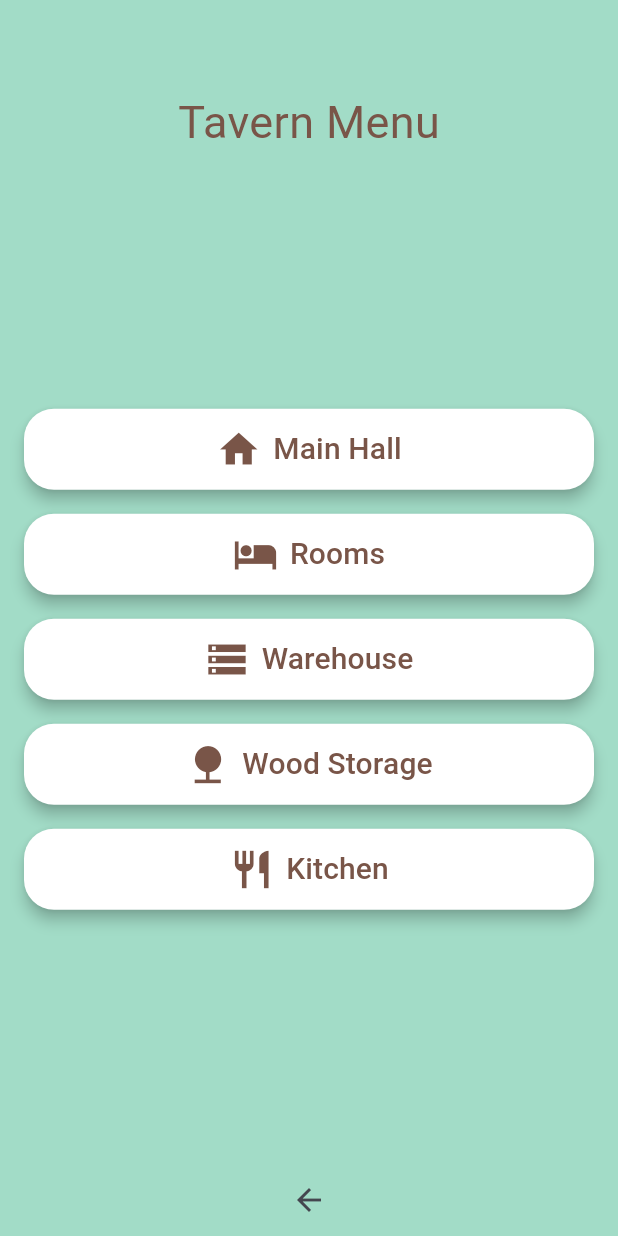
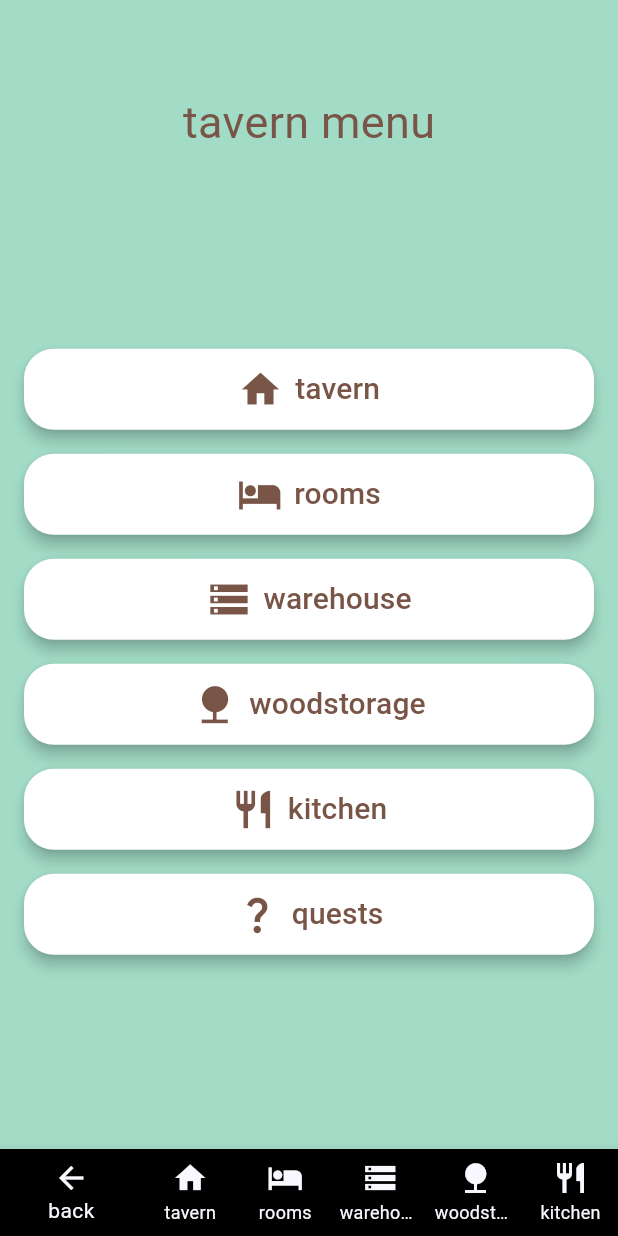
Before and after one commit to ihashand/Idle_Tavern_Rpg, a Flutter app: the screen it shows after launch, after a tap on "Play", on a phone screen of 412 x 824 dp. Run offline on Flutter 3.47's test engine with Material 2 defaults, Android fonts, the phone set to English and light mode, and no system bars; our stand-ins replace audioplayers, easy_localization, firebase_core, go_router, google_mobile_ads, in_app_purchase and 1 more; missing offline and left inert: games_services; accounts and stored records are empty; Roboto replaces fonts that are missing (Aceking).

Commit message:
Main tavern screen (#10)
Major changes to town menu
Added queests screen

```diff
--- a/assets/translations/pl.json
+++ b/assets/translations/pl.json
@@ -1,4 +1,12 @@
 {
   "play": "Graj",
-  "language": "Język"
+  "language": "Język",
+  "tavern": "Tawerna",
+  "rooms": "Izby",
+  "warehouse": "Magazyn",
+  "woodstorage": "Drwal",
+  "kitchen": "Kuchnia",
+  "back": "Cofnij",
+  "tavern menu": "Menu tawerny",
+  "quests": "Zadania"
 }
--- a/lib/main.dart
+++ b/lib/main.dart
@@ -1,5 +1,4 @@
 import 'dart:developer' as dev;
-
 import 'package:flutter/material.dart';
 import 'package:flutter/services.dart';
 import 'package:game_template/constants/settings.dart';
@@ -8,13 +7,12 @@ import 'package:go_router/go_router.dart';
 import 'package:logging/logging.dart';
 import 'package:provider/provider.dart';
 import 'package:easy_localization/easy_localization.dart';
-
 import 'src/ads/ads_controller.dart';
 import 'src/app_lifecycle/app_lifecycle.dart';
 import 'src/audio/audio_controller.dart';
 import 'src/games_services/games_services.dart';
 import 'src/in_app_purchase/in_app_purchase.dart';
-import 'src/tavern_interior/tavern_interior_screen.dart';
+import 'src/town_menu/town_menu_screen.dart';
 import 'src/main_menu/main_menu_screen.dart';
 import 'src/settings/persistence/local_storage_settings_persistence.dart';
 import 'src/settings/persistence/settings_persistence.dart';
@@ -137,7 +135,7 @@ class MyApp extends StatelessWidget {
                 }
                 return buildMyTransition<void>(
                   key: ValueKey('play'),
-                  child: const TavernInteriorScreen(
+                  child: const TownMenuScreen(
                     key: Key('level selection'),
                   ),
                   color: context.watch<Palette>().backgroundLevelSelection,
--- a/lib/src/playable_screens/kitchen_screen.dart
+++ b/lib/src/playable_screens/kitchen_screen.dart
@@ -22,6 +22,8 @@ class Ingredient {
 }
 
 class KitchenScreen extends StatefulWidget {
+  const KitchenScreen({super.key});
+
   @override
   _KitchenScreenState createState() => _KitchenScreenState();
 }
--- a/lib/src/playable_screens/main_hall_screen.dart
+++ b/lib/src/playable_screens/tavern_screen.dart
@@ -1,6 +1,6 @@
 import 'package:flutter/material.dart';
 
-class MainHallScreen extends StatelessWidget {
+class TavernScreen extends StatelessWidget {
   @override
   Widget build(BuildContext context) {
     return Scaffold(
--- a/lib/src/tavern_interior/tavern_interior_screen.dart
+++ /dev/null
@@ -1,98 +0,0 @@
-import 'package:flutter/material.dart';
-
-import '../playable_screens/main_hall_screen.dart';
-import '../playable_screens/rooms_screen.dart';
-import '../playable_screens/warehouse_screen.dart';
-import '../playable_screens/wood_storage_screen.dart';
-import '../playable_screens/kitchen_screen.dart';
-
-class TavernInteriorScreen extends StatelessWidget {
-  const TavernInteriorScreen({Key? key}) : super(key: key);
-
-  @override
-  Widget build(BuildContext context) {
-    return Scaffold(
-      backgroundColor: Colors.transparent, // Transparent background
-      body: Column(
-        mainAxisAlignment: MainAxisAlignment.center,
-        crossAxisAlignment: CrossAxisAlignment.center,
-        children: [
-          Padding(
-            padding: EdgeInsets.only(top: 60, left: 16, right: 16),
-            child: Center(
-              child: Text(
-                'Tavern Menu',
-                style: TextStyle(
-                  fontSize: 30,
-                  color: Colors.brown, // Text color to match the medieval theme
-                ),
-              ),
-            ),
-          ),
-          Expanded(
-            child: Column(
-              mainAxisAlignment: MainAxisAlignment.center,
-              crossAxisAlignment: CrossAxisAlignment.stretch,
-              children: [
-                _buildMenuItem(
-                    context, 'Main Hall', Icons.home, MainHallScreen()),
-                _buildMenuItem(context, 'Rooms', Icons.hotel, RoomsScreen()),
-                _buildMenuItem(
-                    context, 'Warehouse', Icons.storage, WarehouseScreen()),
-                _buildMenuItem(
-                    context, 'Wood Storage', Icons.nature, WoodStorageScreen()),
-                _buildMenuItem(
-                    context, 'Kitchen', Icons.restaurant, KitchenScreen()),
-              ],
-            ),
-          ),
-          IconButton(
-            icon: Icon(Icons.arrow_back),
-            onPressed: () {
-              Navigator.pop(context); // Powrót do poprzedniego ekranu
-            },
-          ),
-        ],
-      ),
-    );
-  }
-
-  Widget _buildMenuItem(
-      BuildContext context, String title, IconData icon, Widget screen) {
-    return Padding(
-      padding: const EdgeInsets.symmetric(vertical: 8, horizontal: 16),
-      child: ElevatedButton.icon(
-        onPressed: () {
-          // Navigate to the respective screen
-          Navigator.push(
-            context,
-            MaterialPageRoute(builder: (context) => screen),
-          );
-        },
-        icon: Icon(
-          icon,
-          size: 30,
-          color: Colors.brown,
-        ),
-        label: Text(
-          title,
-          style: TextStyle(
-            fontFamily: 'Aceking',
-            fontSize: 20,
-            color: Colors.brown,
-          ),
-        ),
-        style: ButtonStyle(
-          backgroundColor: MaterialStateProperty.all(Colors.white),
-          elevation: MaterialStateProperty.all(4),
-          padding: MaterialStateProperty.all(EdgeInsets.all(12)),
-          shape: MaterialStateProperty.all(
-            RoundedRectangleBorder(
-              borderRadius: BorderRadius.circular(20.0),
-            ),
-          ),
-        ),
-      ),
-    );
-  }
-}
--- /dev/null
+++ b/lib/src/town_menu/town_menu_screen.dart
@@ -0,0 +1,179 @@
+import 'package:easy_localization/easy_localization.dart';
+import 'package:flutter/material.dart';
+import 'package:game_template/src/playable_screens/quests_screen.dart';
+import '../playable_screens/tavern_screen.dart';
+import '../playable_screens/rooms_screen.dart';
+import '../playable_screens/warehouse_screen.dart';
+import '../playable_screens/wood_storage_screen.dart';
+import '../playable_screens/kitchen_screen.dart';
+
+class TownMenuScreen extends StatefulWidget {
+  const TownMenuScreen({Key? key}) : super(key: key);
+
+  @override
+  _TownMenuScreenState createState() => _TownMenuScreenState();
+}
+
+class _TownMenuScreenState extends State<TownMenuScreen> {
+  int _selectedIndex = 0;
+
+  @override
+  Widget build(BuildContext context) {
+    return Scaffold(
+      backgroundColor: Colors.transparent, // Transparent background
+      body: Column(
+        mainAxisAlignment: MainAxisAlignment.center,
+        crossAxisAlignment: CrossAxisAlignment.center,
+        children: [
+          Padding(
+            padding: EdgeInsets.only(top: 60, left: 16, right: 16),
+            child: Center(
+              child: Text(
+                'tavern menu'.tr(),
+                style: TextStyle(
+                  fontSize: 30,
+                  color: Colors.brown, // Text color to match the medieval theme
+                ),
+              ),
+            ),
+          ),
+          Expanded(
+            child: Column(
+              mainAxisAlignment: MainAxisAlignment.center,
+              crossAxisAlignment: CrossAxisAlignment.stretch,
+              children: [
+                _buildMenuItem(
+                    context, 'tavern'.tr(), Icons.home, 0, TavernScreen()),
+                _buildMenuItem(
+                    context, 'rooms'.tr(), Icons.hotel, 1, RoomsScreen()),
+                _buildMenuItem(context, 'warehouse'.tr(), Icons.storage, 2,
+                    WarehouseScreen()),
+                _buildMenuItem(context, 'woodstorage'.tr(), Icons.nature, 3,
+                    WoodStorageScreen()),
+                _buildMenuItem(context, 'kitchen'.tr(), Icons.restaurant, 4,
+                    KitchenScreen()),
+                _buildMenuItem(context, 'quests'.tr(), Icons.question_mark, 5,
+                    QuestsScreen()),
+              ],
+            ),
+          ),
+        ],
+      ),
+
+      bottomNavigationBar: BottomNavigationBar(
+        items: <BottomNavigationBarItem>[
+          BottomNavigationBarItem(
+            backgroundColor:
+                Colors.black, // Set background for bootomnavigationbar
+            icon: Icon(Icons.arrow_back),
+            label: 'back'.tr(),
+          ),
+          BottomNavigationBarItem(
+            icon: Icon(Icons.home),
+            label: 'tavern'.tr(),
+          ),
+          BottomNavigationBarItem(
+            icon: Icon(Icons.hotel),
+            label: 'rooms'.tr(),
+          ),
+          BottomNavigationBarItem(
+            icon: Icon(Icons.storage),
+            label: 'warehouse'.tr(),
+          ),
+          BottomNavigationBarItem(
+            icon: Icon(Icons.nature),
+            label: 'woodstorage'.tr(),
+          ),
+          BottomNavigationBarItem(
+            icon: Icon(Icons.restaurant),
+            label: 'kitchen'.tr(),
+          ),
+        ],
+        currentIndex: _selectedIndex,
+        showSelectedLabels: true,
+        showUnselectedLabels: true,
+        onTap: (int index) {
+          setState(() {
+            _selectedIndex = index;
+          });
+          if (index == 0) {
+            // If "Back" is selected, use Navigator.pop to return to the previous screen.
+            Navigator.pop(context);
+          } else {
+            // Otherwise, use Navigator.push to go to a new screen.
+            switch (index) {
+              case 1:
+                Navigator.push(
+                  context,
+                  MaterialPageRoute(builder: (context) => TavernScreen()),
+                );
+                break;
+              case 2:
+                Navigator.push(
+                  context,
+                  MaterialPageRoute(builder: (context) => WarehouseScreen()),
+                );
+                break;
+              case 3:
+                Navigator.push(
+                  context,
+                  MaterialPageRoute(builder: (context) => WoodStorageScreen()),
+                );
+                break;
+              case 4:
+                Navigator.push(
+                  context,
+                  MaterialPageRoute(builder: (context) => KitchenScreen()),
+                );
+              case 5:
+                Navigator.push(
+                  context,
+                  MaterialPageRoute(builder: (context) => QuestsScreen()),
+                );
+                break;
+            }
+          }
+        },
+      ),
+    );
+  }
+
+  Widget _buildMenuItem(BuildContext context, String title, IconData icon,
+      int index, Widget screen) {
+    return Padding(
+      padding: const EdgeInsets.symmetric(vertical: 8, horizontal: 16),
+      child: ElevatedButton.icon(
+        onPressed: () {
+          // Use Navigator to navigate to the selected screen
+          Navigator.push(
+            context,
+            MaterialPageRoute(builder: (context) => screen),
+          );
+        },
+        icon: Icon(
+          icon,
+          size: 30,
+          color: Colors.brown,
+        ),
+        label: Text(
+          title,
+          style: TextStyle(
+            fontFamily: 'Aceking',
+            fontSize: 20,
+            color: Colors.brown,
+          ),
+        ),
+        style: ButtonStyle(
+          backgroundColor: MaterialStateProperty.all(Colors.white),
+          elevation: MaterialStateProperty.all(4),
+          padding: MaterialStateProperty.all(EdgeInsets.all(12)),
+          shape: MaterialStateProperty.all(
+            RoundedRectangleBorder(
+              borderRadius: BorderRadius.circular(20.0),
+            ),
+          ),
+        ),
+      ),
+    );
+  }
+}
```
Also changed, not shown: lib/src/playable_screens/quests_screen.dart (added, +16 -0 lines).
